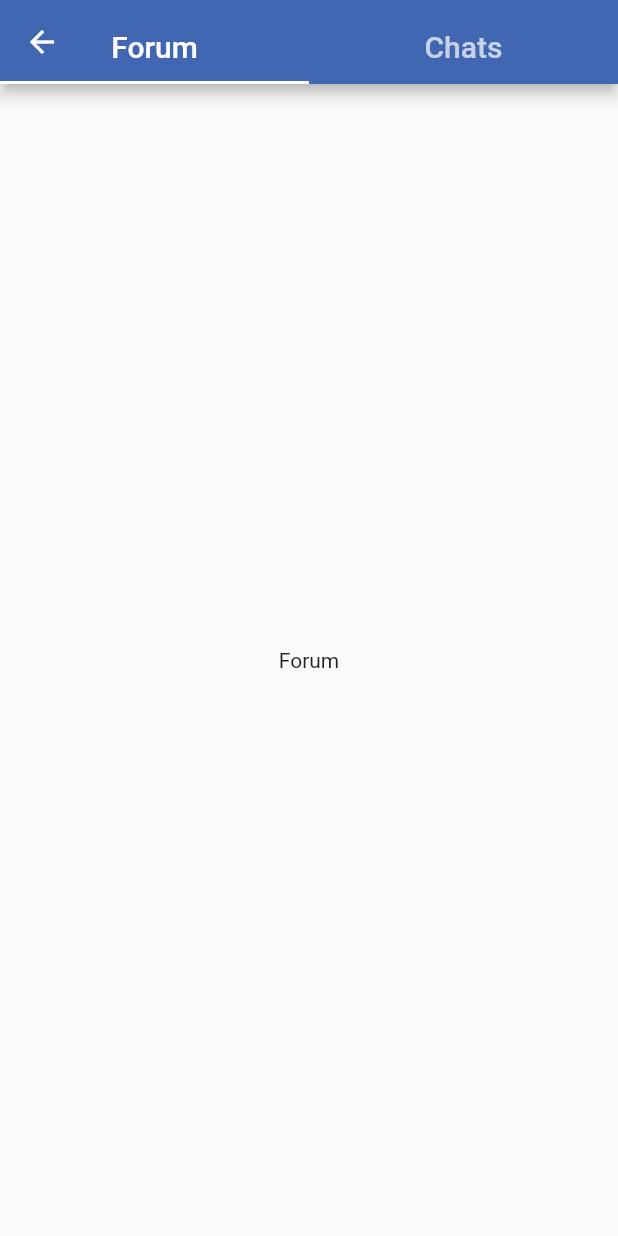
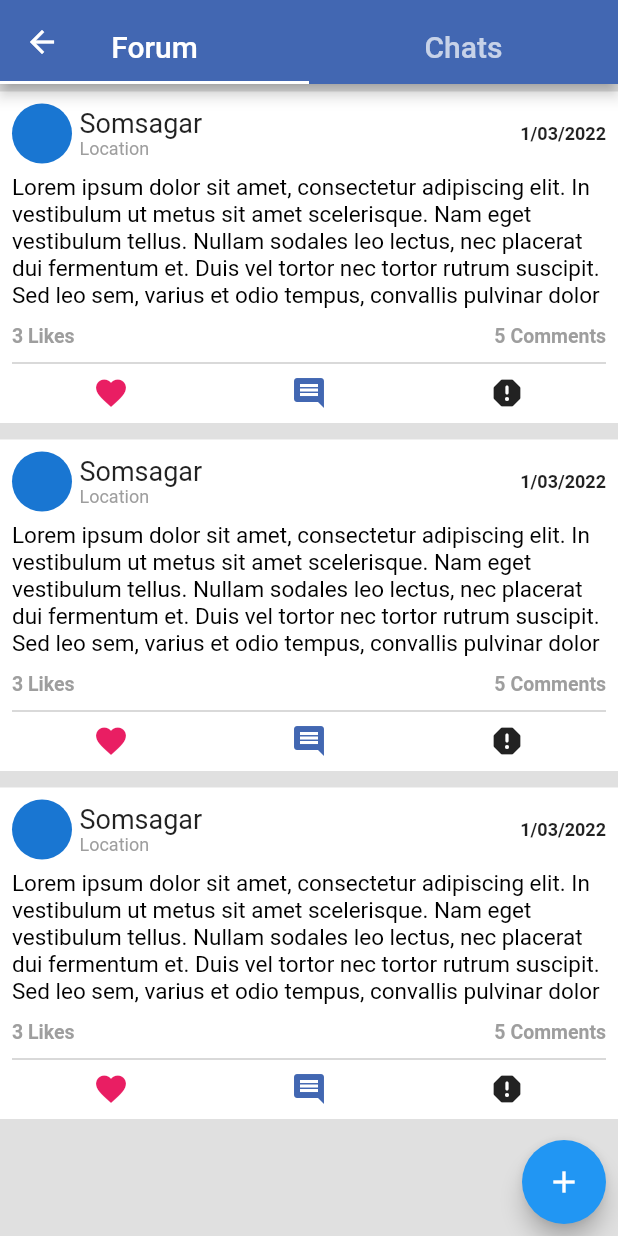
Before and after one commit to aditya-taparia/googleSolutionChallenge, a Flutter app: the Forum screen opened directly, on a phone screen of 412 x 824 dp. Run offline on Flutter 3.47's test engine with Material 2 defaults, Android fonts, the phone set to English and light mode, and no system bars; our stand-ins replace cloud_firestore, firebase_auth, firebase_core, geolocator, google_fonts, google_maps_flutter and 6 more; missing offline and left inert: particles_flutter, side_header_list_view; accounts and stored records are empty.

Commit message:
Forum updated

```diff
--- a/lib/screens/home/Screens/forum.dart
+++ b/lib/screens/home/Screens/forum.dart
@@ -1,5 +1,6 @@
 import 'package:flutter/material.dart';
 import 'package:googlesolutionchallenge/screens/home/Screens/chatscreen.dart';
+import 'package:googlesolutionchallenge/screens/home/Screens/forumscreen.dart';
 
 class Forum extends StatefulWidget {
   const Forum({Key? key}) : super(key: key);
@@ -38,9 +39,7 @@ class _ForumState extends State<Forum> {
           ),
         ),
         body: TabBarView(children: [
-          Center(
-            child: Text('Forum'),
-          ),
+          ForumScreen(),
           ChatScreen(),
         ]),
       ),
--- /dev/null
+++ b/lib/screens/home/Screens/forummodel.dart
@@ -0,0 +1,59 @@
+class User {
+  final int id;
+  final String name;
+
+  User({
+    required this.id,
+    required this.name,
+  });
+}
+
+class Message {
+  final User sender;
+  final String time;
+  final String text;
+  final int numLiked;
+  final bool isLiked;
+
+  final String msg;
+
+  Message({
+    required this.sender,
+    required this.time,
+    required this.text,
+    required this.numLiked,
+    required this.msg,
+    required this.isLiked,
+  });
+}
+
+final User Somsagar = User(
+  id: 1,
+  name: 'Somsagar',
+);
+List<Message> forum = [
+  Message(
+      sender: Somsagar,
+      time: '1/03/2022',
+      text: 'Hey, how\'s it going? What did you do today?',
+      numLiked: 3,
+      isLiked: true,
+      msg:
+          'Lorem ipsum dolor sit amet, consectetur adipiscing elit. In vestibulum ut metus sit amet scelerisque. Nam eget vestibulum tellus. Nullam sodales leo lectus, nec placerat dui fermentum et. Duis vel tortor nec tortor rutrum suscipit. Sed leo sem, varius et odio tempus, convallis pulvinar dolor'),
+  Message(
+      sender: Somsagar,
+      time: '1/03/2022',
+      text: 'Hey, how\'s it going? What did you do today?',
+      numLiked: 3,
+      isLiked: true,
+      msg:
+          'Lorem ipsum dolor sit amet, consectetur adipiscing elit. In vestibulum ut metus sit amet scelerisque. Nam eget vestibulum tellus. Nullam sodales leo lectus, nec placerat dui fermentum et. Duis vel tortor nec tortor rutrum suscipit. Sed leo sem, varius et odio tempus, convallis pulvinar dolor'),
+  Message(
+      sender: Somsagar,
+      time: '1/03/2022',
+      text: 'Hey, how\'s it going? What did you do today?',
+      numLiked: 3,
+      isLiked: true,
+      msg:
+          'Lorem ipsum dolor sit amet, consectetur adipiscing elit. In vestibulum ut metus sit amet scelerisque. Nam eget vestibulum tellus. Nullam sodales leo lectus, nec placerat dui fermentum et. Duis vel tortor nec tortor rutrum suscipit. Sed leo sem, varius et odio tempus, convallis pulvinar dolor'),
+];
--- /dev/null
+++ b/lib/screens/home/Screens/forumscreen.dart
@@ -0,0 +1,162 @@
+import 'package:flutter/material.dart';
+import 'package:googlesolutionchallenge/screens/home/Screens/forummodel.dart';
+
+class ForumScreen extends StatefulWidget {
+  const ForumScreen({Key? key}) : super(key: key);
+
+  @override
+  _ForumScreenState createState() => _ForumScreenState();
+}
+
+class _ForumScreenState extends State<ForumScreen> {
+  @override
+  Widget build(BuildContext context) {
+    return Stack(
+      children: [
+        Container(
+          decoration: BoxDecoration(
+            color: Colors.grey[300],
+          ),
+          child: ListView.builder(
+              itemCount: forum.length,
+              itemBuilder: (BuildContext context, int index) {
+                final forums = forum[index];
+                return Expanded(
+                  child: Container(
+                    margin: EdgeInsets.only(top: 5.0, bottom: 5.0),
+                    padding: EdgeInsets.fromLTRB(0, 0, 0, 1),
+                    child: Container(
+                      color: Colors.white,
+                      child: Padding(
+                        padding: const EdgeInsets.all(8.0),
+                        child: Column(
+                          crossAxisAlignment: CrossAxisAlignment.start,
+                          children: [
+                            Row(
+                              mainAxisAlignment: MainAxisAlignment.spaceBetween,
+                              children: [
+                                Container(
+                                  child: Row(
+                                    children: [
+                                      CircleAvatar(),
+                                      SizedBox(
+                                        width: 5,
+                                      ),
+                                      Column(
+                                        crossAxisAlignment:
+                                            CrossAxisAlignment.start,
+                                        children: [
+                                          Text(
+                                            forums.sender.name,
+                                            style: TextStyle(fontSize: 18),
+                                          ),
+                                          Text(
+                                            'Location',
+                                            style: TextStyle(
+                                                fontSize: 12,
+                                                color: Colors.grey),
+                                          ),
+                                        ],
+                                      ),
+                                    ],
+                                  ),
+                                ),
+                                Text(
+                                  forums.time,
+                                  style: TextStyle(
+                                    fontSize: 12,
+                                    fontWeight: FontWeight.bold,
+                                  ),
+                                ),
+                              ],
+                            ),
+                            SizedBox(
+                              height: 7,
+                            ),
+                            Container(
+                              child: Text(
+                                forums.msg,
+                                style: TextStyle(
+                                    fontSize: 15, color: Colors.black),
+                              ),
+                            ),
+                            Padding(
+                              padding: const EdgeInsets.only(top: 8.0),
+                              child: SizedBox(
+                                height: 20,
+                                child: Row(
+                                  mainAxisAlignment:
+                                      MainAxisAlignment.spaceBetween,
+                                  children: [
+                                    Text(
+                                      forums.numLiked.toString() + ' Likes',
+                                      style: TextStyle(
+                                          color: Colors.grey,
+                                          fontSize: 13,
+                                          fontWeight: FontWeight.bold),
+                                    ),
+                                    Text('5 Comments',
+                                        style: TextStyle(
+                                            color: Colors.grey,
+                                            fontSize: 13,
+                                            fontWeight: FontWeight.bold)),
+                                  ],
+                                ),
+                              ),
+                            ),
+                            Divider(
+                              thickness: 0.2,
+                              color: Colors.black,
+                            ),
+                            Row(
+                              mainAxisAlignment: MainAxisAlignment.spaceAround,
+                              children: [
+                                GestureDetector(
+                                  onTap: () {},
+                                  child: Icon(
+                                    Icons.favorite,
+                                    color: forums.isLiked
+                                        ? Colors.pink
+                                        : Colors.white,
+                                  ),
+                                ),
+                                GestureDetector(
+                                  onTap: () {},
+                                  child: Icon(
+                                    Icons.comment,
+                                    color: Color.fromRGBO(66, 103, 178, 1),
+                                  ),
+                                ),
+                                GestureDetector(
+                                  onTap: () {},
+                                  child: Icon(
+                                    Icons.report_rounded,
+                                    // color: Colors.white,
+                                  ),
+                                ),
+                              ],
+                            )
+                          ],
+                        ),
+                      ),
+                    ),
+                  ),
+                );
+              }),
+        ),
+        Padding(
+          padding: const EdgeInsets.all(8.0),
+          child: Align(
+            alignment: Alignment.bottomRight,
+            child: FloatingActionButton(
+              onPressed: () {},
+              child: Icon(
+                Icons.add,
+              ),
+            ),
+          ),
+        )
+      ],
+    );
+  }
+}
```
